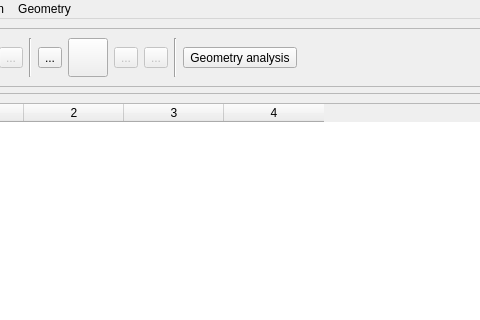
First picture: the form in src/mainwindow.ui, repository egor-demidov/soot-dem-gui, before the edit; both pictures show x 96 to 576 and y 0 to 320 of the 1200 by 800 pixel window.
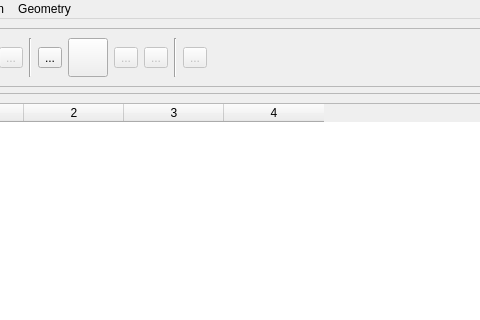
Second picture: the form after the edit. Icons and pictures are not drawn.

Commit message: Added icon to geometry analysis button

Patch:
```diff
--- a/src/mainwindow.ui
+++ b/src/mainwindow.ui
@@ -224,12 +224,31 @@
          </item>
          <item>
           <widget class="QToolButton" name="geometryAnalysisButton">
+           <property name="enabled">
+            <bool>false</bool>
+           </property>
+           <property name="toolTip">
+            <string>Run geometry analysis</string>
+           </property>
+           <property name="statusTip">
+            <string>Run Geometry Analysis</string>
+           </property>
            <property name="text">
-            <string>Geometry analysis</string>
+            <string>...</string>
            </property>
            <property name="toolButtonStyle">
             <enum>Qt::ToolButtonStyle::ToolButtonIconOnly</enum>
            </property>
+           <property name="icon">
+            <iconset resource="../icons/icons.qrc">
+             <normaloff>:/icons/geometry.svg</normaloff>:/icons/geometry.svg</iconset>
+           </property>
+           <property name="iconSize">
+            <size>
+             <width>32</width>
+             <height>32</height>
+            </size>
+           </property>
           </widget>
          </item>
          <item>
```
The commit also changes 2 other files.
